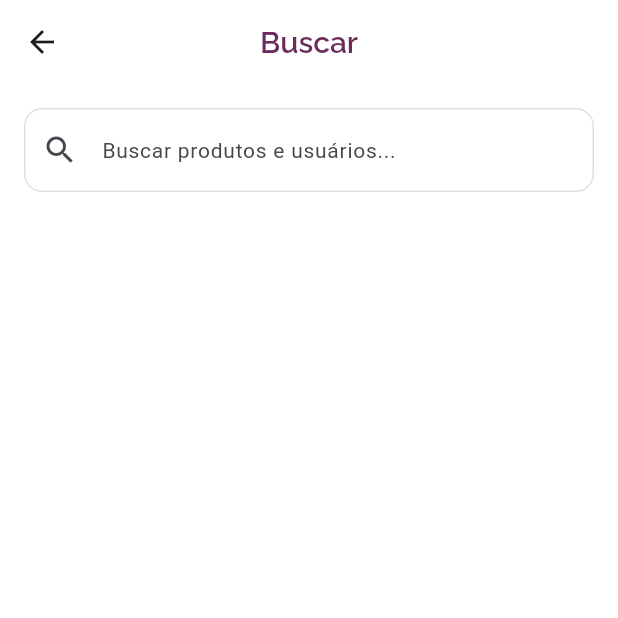
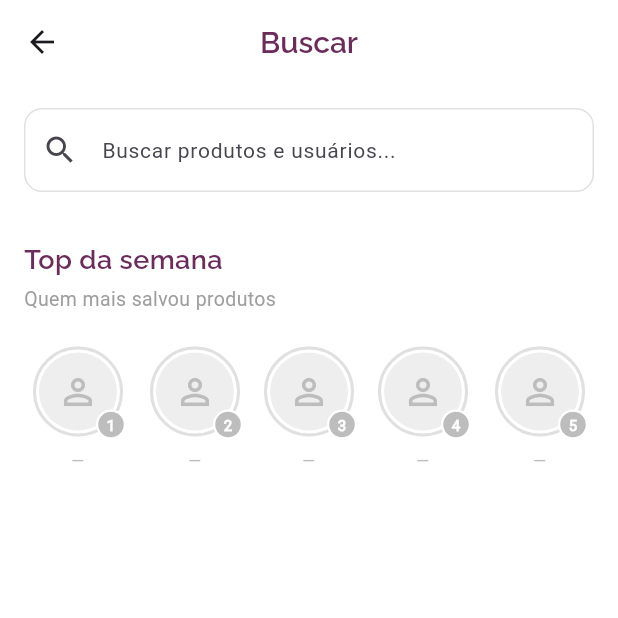
Before and after one commit to Brunaalvares/Gimie-atualiza-o, a Flutter app: the SearchScreen screen opened directly, on a phone screen of 412 x 824 dp, the top half of it. Run offline on Flutter 3.47's test engine with Material 3 defaults, Android fonts, the phone set to English and light mode, and no system bars; our stand-ins replace cached_network_image, cloud_firestore, firebase_auth, firebase_core, firebase_messaging, firebase_storage and 2 more; accounts and stored records are empty.

Commit message:
feat: add weekly top savers section on search page
Show five clickable profile slots for users who saved the most products this week.

Co-authored-by: Cursor <cursoragent@cursor.com>

```diff
--- a/lib/screens/search_screen.dart
+++ b/lib/screens/search_screen.dart
@@ -7,6 +7,7 @@ import '../providers/product_provider.dart';
 import '../providers/auth_provider.dart';
 import '../services/metrics_service.dart';
 import '../widgets/user_avatar.dart';
+import '../widgets/top_savers_week_section.dart';
 import 'user_profile_screen.dart';
 
 class SearchScreen extends StatefulWidget {
@@ -120,12 +121,14 @@ class _SearchScreenState extends State<SearchScreen> {
           Expanded(
             child: Consumer2<ProductProvider, AuthProvider>(
               builder: (context, productProvider, authProvider, _) {
-                if (productProvider.isLoading) {
+                final query = _searchController.text.trim();
+                final showTopSavers = query.isEmpty;
+
+                if (productProvider.isLoading && !showTopSavers) {
                   return const Center(child: CircularProgressIndicator());
                 }
 
-                final showEmptyState =
-                    _searchController.text.trim().isNotEmpty &&
+                final showEmptyState = query.isNotEmpty &&
                     productProvider.products.isEmpty &&
                     !_isSearchingUsers &&
                     _userResults.isEmpty;
@@ -146,14 +149,28 @@ class _SearchScreenState extends State<SearchScreen> {
                   );
                 }
 
-                final itemCount = productProvider.products.length +
-                    (_isSearchingUsers || _userResults.isNotEmpty ? 1 : 0);
+                final showUsersSection =
+                    _isSearchingUsers || _userResults.isNotEmpty;
+                final showProducts = query.isNotEmpty || !showTopSavers;
+                final productCount =
+                    showProducts ? productProvider.products.length : 0;
+
+                final itemCount = (showTopSavers ? 1 : 0) +
+                    (showUsersSection ? 1 : 0) +
+                    productCount;
 
                 return ListView.builder(
                   padding: const EdgeInsets.all(16),
                   itemCount: itemCount,
                   itemBuilder: (context, index) {
-                    if (_isSearchingUsers || _userResults.isNotEmpty) {
+                    if (showTopSavers) {
+                      if (index == 0) {
+                        return const TopSaversWeekSection();
+                      }
+                      index -= 1;
+                    }
+
+                    if (showUsersSection) {
                       if (index == 0) {
                         return Column(
                           crossAxisAlignment: CrossAxisAlignment.start,
@@ -206,7 +223,8 @@ class _SearchScreenState extends State<SearchScreen> {
                                     onTap: () async {
                                       await Navigator.of(context).push(
                                         MaterialPageRoute(
-                                          builder: (_) => UserProfileScreen(user: user),
+                                          builder: (_) =>
+                                              UserProfileScreen(user: user),
                                         ),
                                       );
                                       if (!mounted) return;
@@ -232,6 +250,11 @@ class _SearchScreenState extends State<SearchScreen> {
                         );
                       }
                       index -= 1;
+                    }
+
+                    if (index < 0 ||
+                        index >= productProvider.products.length) {
+                      return const SizedBox.shrink();
                     }
 
                     final product = productProvider.products[index];
--- a/lib/services/firebase_service.dart
+++ b/lib/services/firebase_service.dart
@@ -586,6 +586,66 @@ class FirebaseService {
           .toList();
     } catch (e) {
       throw Exception('Get products error: $e');
+    }
+  }
+
+  /// Top utilizadores que mais salvaram produtos nos últimos 7 dias.
+  /// Se houver menos de [limit] na semana, completa com os mais ativos no geral.
+  Future<List<UserModel>> getTopSaversOfWeek({int limit = 5}) async {
+    try {
+      final weekAgo =
+          DateTime.now().toUtc().subtract(const Duration(days: 7));
+      final weekCounts = <String, int>{};
+
+      try {
+        final weekSnapshot = await _firestore
+            .collection('products')
+            .where(
+              'createdAt',
+              isGreaterThanOrEqualTo: Timestamp.fromDate(weekAgo),
+            )
+            .orderBy('createdAt', descending: true)
+            .limit(1000)
+            .get();
+
+        for (final doc in weekSnapshot.docs) {
+          final userId = (doc.data()['userId'] as String?)?.trim() ?? '';
+          if (userId.isEmpty) continue;
+          weekCounts[userId] = (weekCounts[userId] ?? 0) + 1;
+        }
+      } catch (e) {
+        debugPrint('Top savers week query error: $e');
+      }
+
+      final rankedIds = weekCounts.entries.toList()
+        ..sort((a, b) => b.value.compareTo(a.value));
+      final topIds = rankedIds.take(limit).map((e) => e.key).toList();
+
+      if (topIds.length < limit) {
+        final recentSnapshot = await _firestore
+            .collection('products')
+            .orderBy('createdAt', descending: true)
+            .limit(500)
+            .get();
+
+        final allTimeCounts = <String, int>{};
+        for (final doc in recentSnapshot.docs) {
+          final userId = (doc.data()['userId'] as String?)?.trim() ?? '';
+          if (userId.isEmpty || topIds.contains(userId)) continue;
+          allTimeCounts[userId] = (allTimeCounts[userId] ?? 0) + 1;
+        }
+
+        final fillers = allTimeCounts.entries.toList()
+          ..sort((a, b) => b.value.compareTo(a.value));
+        for (final entry in fillers) {
+          if (topIds.length >= limit) break;
+          topIds.add(entry.key);
+        }
+      }
+
+      return _getUsersByIds(topIds);
+    } catch (e) {
+      throw Exception('Get top savers of week error: $e');
     }
   }
 
--- /dev/null
+++ b/lib/widgets/top_savers_week_section.dart
@@ -0,0 +1,236 @@
+import 'package:flutter/material.dart';
+import '../models/user_model.dart';
+import '../services/firebase_service.dart';
+import '../screens/user_profile_screen.dart';
+import 'user_avatar.dart';
+
+/// Seção com 5 slots dos perfis que mais salvaram produtos na semana.
+class TopSaversWeekSection extends StatefulWidget {
+  const TopSaversWeekSection({super.key});
+
+  @override
+  State<TopSaversWeekSection> createState() => _TopSaversWeekSectionState();
+}
+
+class _TopSaversWeekSectionState extends State<TopSaversWeekSection> {
+  static const int _slotCount = 5;
+
+  final FirebaseService _firebaseService = FirebaseService();
+  List<UserModel?> _slots = List<UserModel?>.filled(_slotCount, null);
+  bool _isLoading = true;
+
+  @override
+  void initState() {
+    super.initState();
+    _loadTopSavers();
+  }
+
+  Future<void> _loadTopSavers() async {
+    try {
+      final users =
+          await _firebaseService.getTopSaversOfWeek(limit: _slotCount);
+      if (!mounted) return;
+      setState(() {
+        _slots = List<UserModel?>.generate(
+          _slotCount,
+          (index) => index < users.length ? users[index] : null,
+        );
+        _isLoading = false;
+      });
+    } catch (_) {
+      if (!mounted) return;
+      setState(() {
+        _slots = List<UserModel?>.filled(_slotCount, null);
+        _isLoading = false;
+      });
+    }
+  }
+
+  Future<void> _openProfile(UserModel user) async {
+    await Navigator.of(context).push(
+      MaterialPageRoute(
+        builder: (_) => UserProfileScreen(user: user),
+      ),
+    );
+  }
+
+  @override
+  Widget build(BuildContext context) {
+    return Column(
+      crossAxisAlignment: CrossAxisAlignment.start,
+      children: [
+        const Padding(
+          padding: EdgeInsets.only(bottom: 4),
+          child: Text(
+            'Top da semana',
+            style: TextStyle(
+              fontFamily: 'Raleway',
+              fontWeight: FontWeight.w700,
+              fontSize: 18,
+              color: Color(0xFF6B2C5C),
+            ),
+          ),
+        ),
+        const Padding(
+          padding: EdgeInsets.only(bottom: 14),
+          child: Text(
+            'Quem mais salvou produtos',
+            style: TextStyle(
+              fontFamily: 'Roboto',
+              fontSize: 13,
+              color: Colors.grey,
+            ),
+          ),
+        ),
+        if (_isLoading)
+          const Padding(
+            padding: EdgeInsets.symmetric(vertical: 24),
+            child: Center(
+              child: SizedBox(
+                width: 24,
+                height: 24,
+                child: CircularProgressIndicator(strokeWidth: 2),
+              ),
+            ),
+          )
+        else
+          Row(
+            children: List.generate(_slotCount, (index) {
+              final user = _slots[index];
+              return Expanded(
+                child: Padding(
+                  padding: EdgeInsets.only(
+                    left: index == 0 ? 0 : 4,
+                    right: index == _slotCount - 1 ? 0 : 4,
+                  ),
+                  child: _SaverSlot(
+                    rank: index + 1,
+                    user: user,
+                    onTap: user == null ? null : () => _openProfile(user),
+                  ),
+                ),
+              );
+            }),
+          ),
+        const SizedBox(height: 20),
+      ],
+    );
+  }
+}
+
+class _SaverSlot extends StatelessWidget {
+  final int rank;
+  final UserModel? user;
+  final VoidCallback? onTap;
+
+  const _SaverSlot({
+    required this.rank,
+    required this.user,
+    required this.onTap,
+  });
+
+  @override
+  Widget build(BuildContext context) {
+    final hasUser = user != null;
+    final displayName = user?.name.trim().isNotEmpty == true
+        ? user!.name.trim()
+        : (user?.username ?? '');
+
+    return Material(
+      color: Colors.transparent,
+      child: InkWell(
+        onTap: onTap,
+        borderRadius: BorderRadius.circular(12),
+        child: Padding(
+          padding: const EdgeInsets.symmetric(vertical: 8, horizontal: 2),
+          child: Column(
+            mainAxisSize: MainAxisSize.min,
+            children: [
+              Stack(
+                clipBehavior: Clip.none,
+                children: [
+                  Container(
+                    padding: const EdgeInsets.all(2),
+                    decoration: BoxDecoration(
+                      shape: BoxShape.circle,
+                      border: Border.all(
+                        color: hasUser
+                            ? const Color(0xFF8B7FB8)
+                            : Colors.grey.shade300,
+                        width: 2,
+                      ),
+                    ),
+                    child: hasUser
+                        ? UserAvatar(
+                            name: displayName.isNotEmpty
+                                ? displayName
+                                : '?',
+                            photoUrl: user!.photoUrl,
+                            radius: 26,
+                            textStyle: const TextStyle(
+                              color: Colors.white,
+                              fontWeight: FontWeight.bold,
+                              fontSize: 16,
+                            ),
+                          )
+                        : CircleAvatar(
+                            radius: 26,
+                            backgroundColor: Colors.grey.shade200,
+                            child: Icon(
+                              Icons.person_outline,
+                              color: Colors.grey.shade400,
+                              size: 28,
+                            ),
+                          ),
+                  ),
+                  Positioned(
+                    right: -2,
+                    bottom: -2,
+                    child: Container(
+                      width: 20,
+                      height: 20,
+                      alignment: Alignment.center,
+                      decoration: BoxDecoration(
+                        color: hasUser
+                            ? const Color(0xFF6B2C5C)
+                            : Colors.grey.shade400,
+                        shape: BoxShape.circle,
+                        border: Border.all(color: Colors.white, width: 1.5),
+                      ),
+                      child: Text(
+                        '$rank',
+                        style: const TextStyle(
+                          color: Colors.white,
+                          fontSize: 10,
+                          fontWeight: FontWeight.w700,
+                          fontFamily: 'Roboto',
+                        ),
+                      ),
+                    ),
+                  ),
+                ],
+              ),
+              const SizedBox(height: 8),
+              Text(
+                hasUser
+                    ? '@${user!.username}'
+                    : '—',
+                maxLines: 1,
+                overflow: TextOverflow.ellipsis,
+                textAlign: TextAlign.center,
+                style: TextStyle(
+                  fontFamily: 'Roboto',
+                  fontSize: 11,
+                  fontWeight: hasUser ? FontWeight.w600 : FontWeight.w400,
+                  color: hasUser
+                      ? const Color(0xFF6B2C5C)
+                      : Colors.grey.shade400,
+                ),
+              ),
+            ],
+          ),
+        ),
+      ),
+    );
+  }
+}
```
